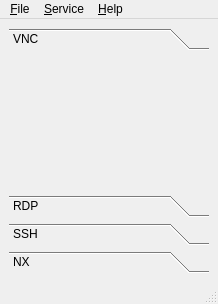
Qt form trunk/qrdc/ui/mainwindow.ui (rgfernandes/qtdesktop) before a commit.
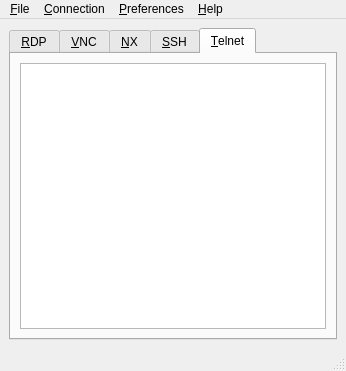
The same form after that commit.

Diff of the .ui file:
```diff
--- a/trunk/qrdc/ui/mainwindow.ui
+++ b/trunk/qrdc/ui/mainwindow.ui
@@ -6,8 +6,8 @@
    <rect>
     <x>0</x>
     <y>0</y>
-    <width>218</width>
-    <height>304</height>
+    <width>346</width>
+    <height>371</height>
    </rect>
   </property>
   <property name="windowTitle">
@@ -16,45 +16,44 @@
   <widget class="QWidget" name="centralwidget">
    <layout class="QHBoxLayout" name="horizontalLayout">
     <item>
-     <widget class="QToolBox" name="toolBox">
+     <widget class="QTabWidget" name="tabWidget">
       <property name="currentIndex">
        <number>0</number>
       </property>
-      <widget class="QWidget" name="page">
-       <property name="geometry">
-        <rect>
-         <x>0</x>
-         <y>0</y>
-         <width>200</width>
-         <height>112</height>
-        </rect>
-       </property>
-       <attribute name="label">
-        <string>VNC</string>
+      <widget class="QWidget" name="tabRDP">
+       <attribute name="title">
+        <string>&amp;RDP</string>
        </attribute>
       </widget>
-      <widget class="QWidget" name="page_2">
-       <property name="geometry">
-        <rect>
-         <x>0</x>
-         <y>0</y>
-         <width>57</width>
-         <height>25</height>
-        </rect>
-       </property>
-       <attribute name="label">
-        <string>RDP</string>
+      <widget class="QWidget" name="tabVNC">
+       <attribute name="title">
+        <string>&amp;VNC</string>
        </attribute>
       </widget>
-      <widget class="QWidget" name="страница">
-       <attribute name="label">
-        <string>SSH</string>
+      <widget class="QWidget" name="tabNX">
+       <attribute name="title">
+        <string>&amp;NX</string>
        </attribute>
       </widget>
-      <widget class="QWidget" name="страница_2">
-       <attribute name="label">
-        <string>NX</string>
+      <widget class="QWidget" name="tabSSH">
+       <attribute name="title">
+        <string>&amp;SSH</string>
        </attribute>
+       <layout class="QGridLayout" name="gridLayout_3">
+        <item row="0" column="0">
+         <widget class="QListView" name="listView_3"/>
+        </item>
+       </layout>
+      </widget>
+      <widget class="QWidget" name="tabTelnet">
+       <attribute name="title">
+        <string>&amp;Telnet</string>
+       </attribute>
+       <layout class="QGridLayout" name="gridLayout_5">
+        <item row="0" column="0">
+         <widget class="QListView" name="listView_5"/>
+        </item>
+       </layout>
       </widget>
      </widget>
     </item>
@@ -65,8 +64,8 @@
     <rect>
      <x>0</x>
      <y>0</y>
-     <width>218</width>
-     <height>23</height>
+     <width>346</width>
+     <height>25</height>
     </rect>
    </property>
    <widget class="QMenu" name="menu_File">
@@ -85,11 +84,28 @@
    </widget>
    <widget class="QMenu" name="menu_Service">
     <property name="title">
-     <string>&amp;Service</string>
+     <string>&amp;Preferences</string>
     </property>
-    <addaction name="actionPreferences"/>
+    <addaction name="actionDefaultRDP"/>
+    <addaction name="actionDefaultVNC"/>
+    <addaction name="actionDefaultSSH"/>
+   </widget>
+   <widget class="QMenu" name="menu_Actions">
+    <property name="title">
+     <string>&amp;Connection</string>
+    </property>
+    <addaction name="actionListRDP"/>
+    <addaction name="actionListVNC"/>
+    <addaction name="actionListSSH"/>
+    <addaction name="separator"/>
+    <addaction name="actionOpen"/>
+    <addaction name="separator"/>
+    <addaction name="actionAdd"/>
+    <addaction name="actionEdit"/>
+    <addaction name="actionDel"/>
    </widget>
    <addaction name="menu_File"/>
+   <addaction name="menu_Actions"/>
    <addaction name="menu_Service"/>
    <addaction name="menu_Help"/>
   </widget>
```
Left out of the diff: 105 changed lines with no effect on the pictures.
